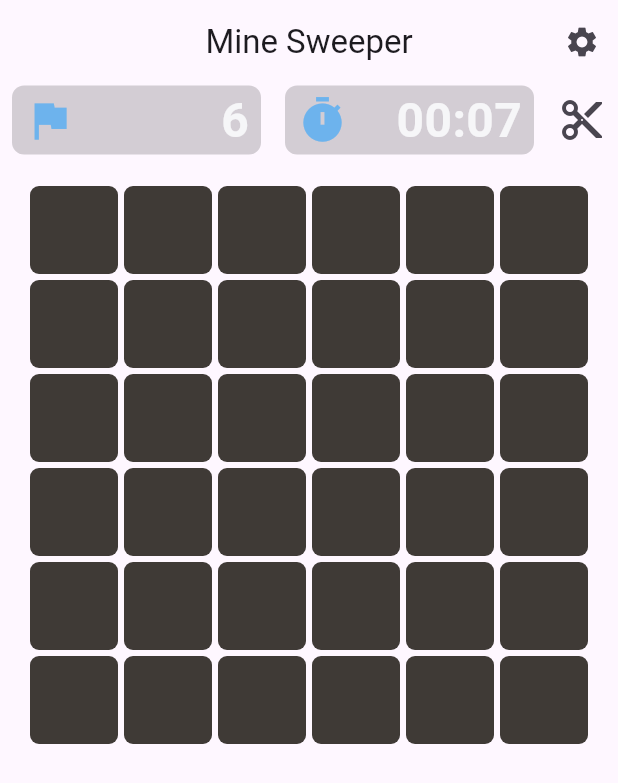
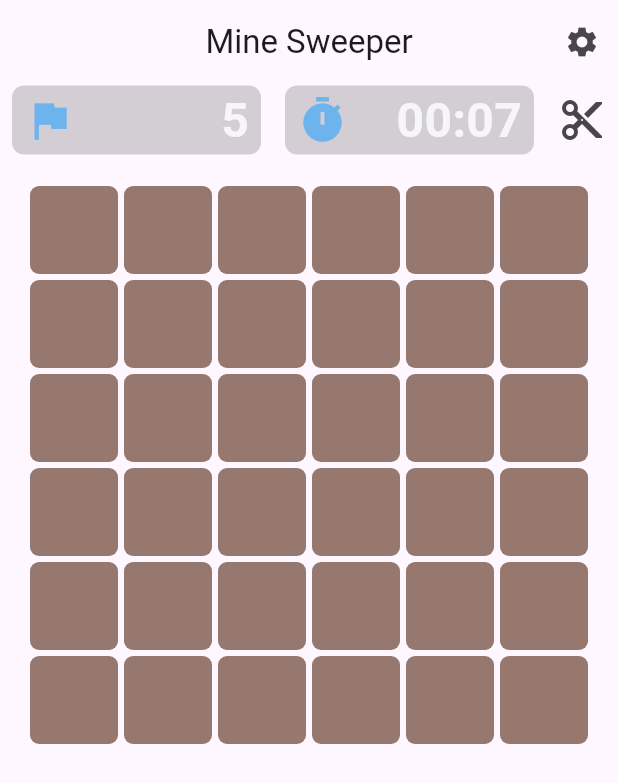
Before and after one commit to Yunitrish006006/adaptor_game, a Flutter app: the screen it shows after launch, on a phone screen of 412 x 824 dp. Shown: the top 783 px of the screen. Run offline on Flutter 3.47's test engine with Material 3 defaults, Android fonts, the phone set to English and light mode, and no system bars; generated files the repository leaves out were written again.

Commit message:
bug fixed~

```diff
--- a/lib/ui/screens/mine_sweeper_screen.dart
+++ b/lib/ui/screens/mine_sweeper_screen.dart
@@ -1,5 +1,6 @@
 import 'package:adaptor_games/ui/components.dart';
 import 'package:adaptor_games/ui/theme/colors.dart';
+import 'package:adaptor_games/utils/color_operation.dart';
 import 'package:adaptor_games/utils/game_helper.dart';
 import 'package:flutter/material.dart';
 import 'package:flutter_gen/gen_l10n/app_localizations.dart';
@@ -108,8 +109,8 @@ class _MineSweepGameScreenState extends State<MineSweepGameScreen> {
         child: Container(
           decoration: BoxDecoration(
             color: current.reveal
-                ? AppColor.clickedCard
-                : AppColor.lightPrimaryColor,
+                ? add3_2(Colors.grey.shade800, Theme.of(context).hintColor)
+                : add4_1(Colors.brown, Theme.of(context).canvasColor),
             borderRadius: BorderRadius.circular(6),
           ),
           child: Center(child: getContent(context, current, gameData)),
@@ -150,11 +151,8 @@ class _MineSweepGameScreenState extends State<MineSweepGameScreen> {
           Row(
             mainAxisAlignment: MainAxisAlignment.spaceAround,
             children: [
-              getStatusField(
-                  context,
-                  Icons.flag,
-                  (MineSweeperGame.mineCountSetting - gameData.flagCount)
-                      .toString()),
+              getStatusField(context, Icons.flag,
+                  (gameData.getActualMine() - gameData.flagCount).toString()),
               getStatusField(
                   context, Icons.timer, _formatTime(_secondsElapsed)),
               switchButton(context, gameData),
--- a/lib/ui/theme/colors.dart
+++ b/lib/ui/theme/colors.dart
@@ -1,21 +1,15 @@
 import 'package:flutter/material.dart';
 
 class AppColor {
-  static Color primaryColor = const Color(0xff1f1b18);
-  static Color secondaryColor = const Color(0xffdd6e41);
-  static Color accentColor = const Color(0xff7a9eb8);
-  static Color lightPrimaryColor = const Color(0xff3f3a36);
-  static Color clickedCard = const Color(0xff818181);
-
   static List<Color> letterColors = [
     Colors.white,
-    Colors.blue.shade100,
-    Colors.greenAccent,
-    Colors.green,
+    Colors.blue.shade400,
+    Colors.green.shade200,
     Colors.yellow,
     Colors.amber,
     Colors.orange,
     Colors.red,
+    Colors.purple.shade300,
   ];
 
   ThemeData getTheme(BuildContext context) {
--- a/lib/utils/game_helper.dart
+++ b/lib/utils/game_helper.dart
@@ -55,6 +55,7 @@ class MineSweeperGame {
     if (cell.flagged) return;
     if (cell.content == "X" || getLeftMine() == 0) {
       showMines();
+      win = false;
       gameOver = true;
     } else {
       int mineCount = 0;
```
